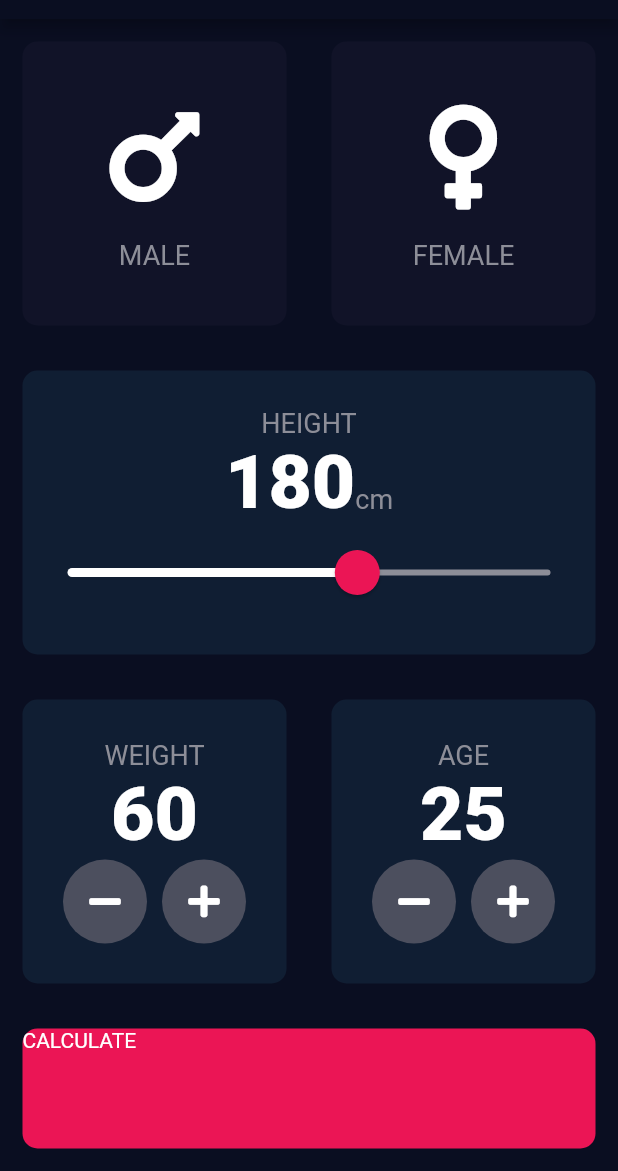
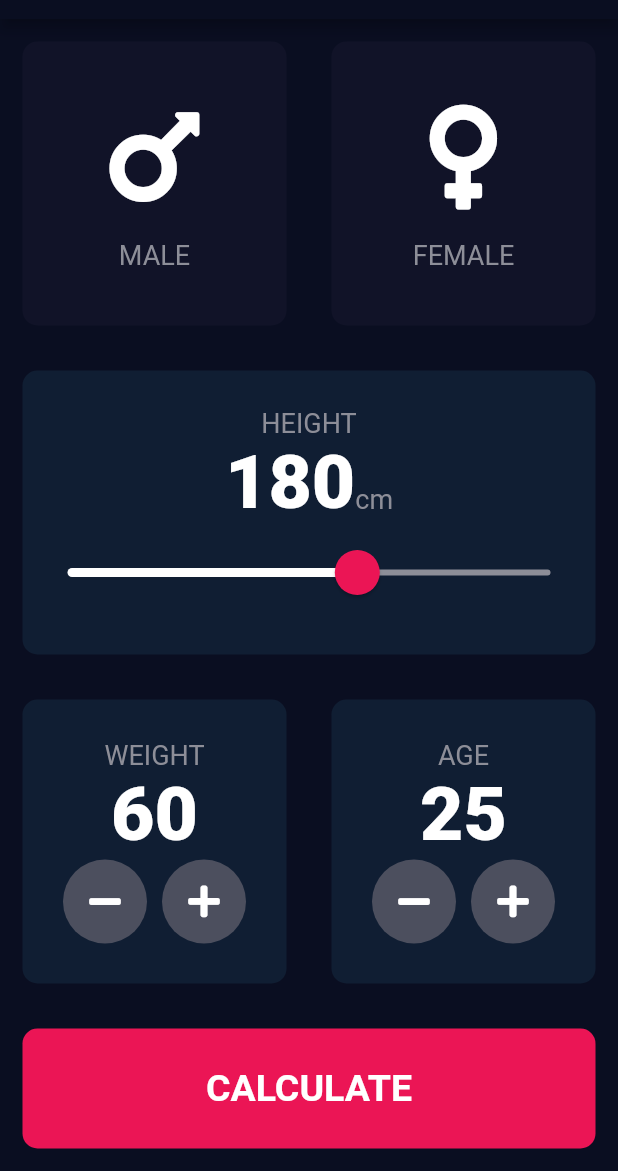
Before and after one commit to bekzodrakhmatof/BMI-CALCULATOR, a Flutter app: the screen it shows after launch, on a phone screen of 412 x 824 dp, the part 65-1236 px from its top. Run offline on Flutter 3.47's test engine with Material 2 defaults, Android fonts, the phone set to English and light mode, and no system bars; our stand-ins replace font_awesome_flutter.

```diff
--- /dev/null
+++ b/lib/components/bottom_button.dart
@@ -0,0 +1,30 @@
+import 'package:flutter/material.dart';
+import '../constants.dart';
+
+class BottomButton extends StatelessWidget {
+
+  BottomButton({@required this.onTap, @required this.buttonTitle});
+  final Function onTap;
+  final String buttonTitle;
+  @override
+  Widget build(BuildContext context) {
+    return GestureDetector(
+      onTap: onTap,
+      child: Container(
+        child: Center(
+          child: Text(
+            buttonTitle,
+            style: kLargeButtonTextStyle,
+          ),
+        ),
+        margin: EdgeInsets.all(15),
+        decoration: BoxDecoration(
+          color: kBottomContainerColor,
+          borderRadius: BorderRadius.circular(10),
+        ),
+        width: double.infinity,
+        height: kBottomContainerHeight,
+      ),
+    );
+  }
+}
--- a/lib/icon_content.dart
+++ b/lib/components/icon_content.dart
@@ -1,5 +1,5 @@
 import 'package:flutter/cupertino.dart';
-import 'constants.dart';
+import '../constants.dart';
 
 class IconContent extends StatelessWidget {
 
--- a/lib/reusable_card.dart
+++ b/lib/components/reusable_card.dart
@@ -1,4 +1,6 @@
 import 'package:flutter/cupertino.dart';
+import 'package:flutter/material.dart';
+import '../constants.dart';
 
 class ReusableCard extends StatelessWidget {
 
--- /dev/null
+++ b/lib/components/round_icon_button.dart
@@ -0,0 +1,23 @@
+import 'package:flutter/material.dart';
+
+class RoundIconButton extends StatelessWidget {
+
+  RoundIconButton({@required this.icon, @required this.onPressed});
+  final IconData icon;
+  final Function onPressed;
+
+  @override
+  Widget build(BuildContext context) {
+    return RawMaterialButton(
+      child: Icon(icon),
+      onPressed: onPressed,
+      elevation: 0,
+      constraints: BoxConstraints.tightFor(
+        width: 56,
+        height: 56,
+      ),
+      shape: CircleBorder(),
+      fillColor: Color(0xFF4C4F5E),
+    );
+  }
+}
--- a/lib/main.dart
+++ b/lib/main.dart
@@ -1,5 +1,5 @@
 import 'package:flutter/material.dart';
-import 'input_page.dart';
+import 'screens/input_page.dart';
 
 void main() {
   runApp(MyApp());
--- a/lib/input_page.dart
+++ b/lib/screens/input_page.dart
@@ -1,9 +1,11 @@
 import 'package:flutter/material.dart';
 import 'package:font_awesome_flutter/font_awesome_flutter.dart';
-import 'reusable_card.dart';
-import 'icon_content.dart';
-import 'constants.dart';
+import '../components/reusable_card.dart';
+import '../components/icon_content.dart';
+import '../constants.dart';
 import 'results_page.dart';
+import '../components/bottom_button.dart';
+import '../components/round_icon_button.dart';
 
 enum Gender {
   male,
@@ -211,48 +213,16 @@ class _InputPageState extends State<InputPage> {
                 ],
               ),
             ),
-            GestureDetector(
-              onTap: () {
-                Navigator.push(
-                  context, MaterialPageRoute(
-                    builder: (context) => ResultsPage()));
-              },
-              child: Container(
-                child: Text("CALCULATE"),
-                margin: EdgeInsets.all(15),
-                decoration: BoxDecoration(
-                  color: kBottomContainerColor,
-                  borderRadius: BorderRadius.circular(10),
-                ),
-                width: double.infinity,
-                height: kBottomContainerHeight,
-              ),
-            )
+            BottomButton(
+                onTap: (){
+                  Navigator.push(context,
+                      MaterialPageRoute(builder: (context) => ResultsPage()));
+                },
+                buttonTitle: "CALCULATE"
+            ),
           ],
         ),
       ),
     );
   }
 }
-
-class RoundIconButton extends StatelessWidget {
-
-  RoundIconButton({@required this.icon, @required this.onPressed});
-  final IconData icon;
-  final Function onPressed;
-
-  @override
-  Widget build(BuildContext context) {
-    return RawMaterialButton(
-      child: Icon(icon),
-      onPressed: onPressed,
-      elevation: 0,
-      constraints: BoxConstraints.tightFor(
-        width: 56,
-        height: 56,
-      ),
-      shape: CircleBorder(),
-      fillColor: Color(0xFF4C4F5E),
-    );
-  }
-}
```
Also changed, not shown: lib/constants.dart (+25 -0 lines), lib/results_page.dart (deleted, +0 -13 lines), lib/screens/results_page.dart (added, +64 -0 lines), 1 other file.
